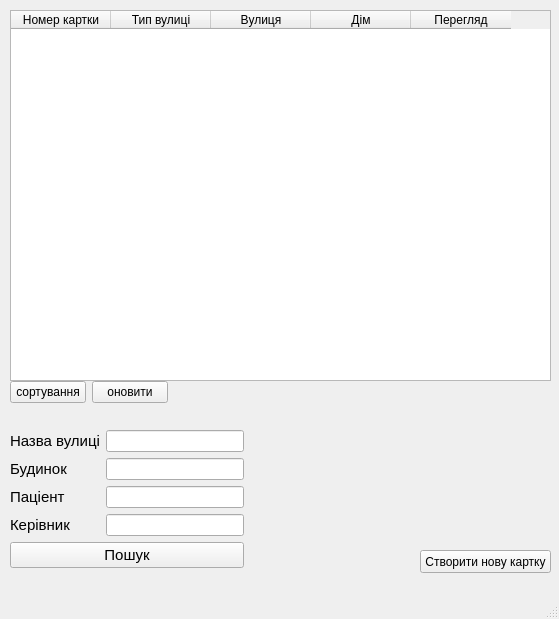
Above: MainForm.ui from LiquorProg/katalog before the change. Below: the same form after it.
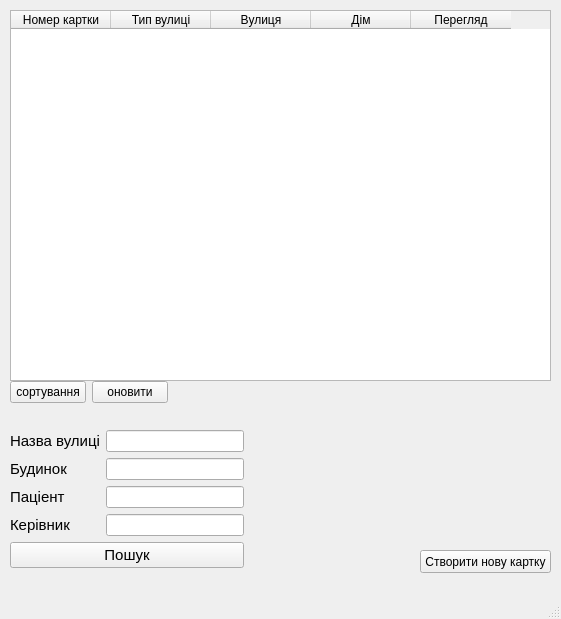
That is the form after the change.

Commit message: Доработал систему зарузки данных из файла в картоку, теперь при нажатии на кнопку "добавить" появляеться диалоговое окно для выбора нужного файла. При загрузке файла из окна создания карточки, загружается вся информация из файла, а при загрузке из окна просмотра карточки, загружается только заг. характеристика и записи диагнозов.

Diff of the .ui file:
```diff
--- a/MainForm.ui
+++ b/MainForm.ui
@@ -6,7 +6,7 @@
    <rect>
     <x>0</x>
     <y>0</y>
-    <width>559</width>
+    <width>561</width>
     <height>619</height>
    </rect>
   </property>
```
Left out of the diff: 2 changed lines with no effect on the pictures. The commit also changes 3 other files.
